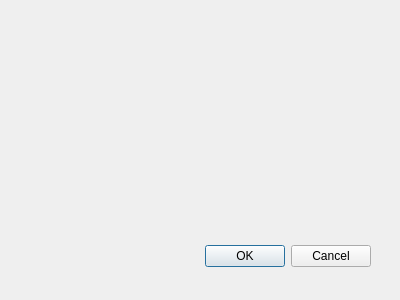
Qt form Qt/dialog.ui (Kroshy1984/Margarita) before a commit.
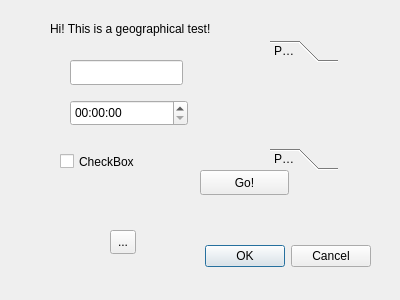
The same form after that commit.

The edit to the form file:
```diff
--- a/Qt/dialog.ui
+++ b/Qt/dialog.ui
@@ -31,6 +31,117 @@
     <set>QDialogButtonBox::Cancel|QDialogButtonBox::Ok</set>
    </property>
   </widget>
+  <widget class="QLabel" name="label">
+   <property name="geometry">
+    <rect>
+     <x>50</x>
+     <y>20</y>
+     <width>221</width>
+     <height>17</height>
+    </rect>
+   </property>
+   <property name="text">
+    <string>Hi! This is a geographical test!</string>
+   </property>
+  </widget>
+  <widget class="QPushButton" name="pushButton">
+   <property name="geometry">
+    <rect>
+     <x>200</x>
+     <y>170</y>
+     <width>89</width>
+     <height>25</height>
+    </rect>
+   </property>
+   <property name="text">
+    <string>Go!</string>
+   </property>
+  </widget>
+  <widget class="QLineEdit" name="lineEdit">
+   <property name="geometry">
+    <rect>
+     <x>70</x>
+     <y>60</y>
+     <width>113</width>
+     <height>25</height>
+    </rect>
+   </property>
+  </widget>
+  <widget class="QTimeEdit" name="timeEdit">
+   <property name="geometry">
+    <rect>
+     <x>70</x>
+     <y>100</y>
+     <width>118</width>
+     <height>26</height>
+    </rect>
+   </property>
+  </widget>
+  <widget class="QToolButton" name="toolButton">
+   <property name="geometry">
+    <rect>
+     <x>110</x>
+     <y>230</y>
+     <width>26</width>
+     <height>24</height>
+    </rect>
+   </property>
+   <property name="text">
+    <string>...</string>
+   </property>
+  </widget>
+  <widget class="QCheckBox" name="checkBox">
+   <property name="geometry">
+    <rect>
+     <x>60</x>
+     <y>150</y>
+     <width>92</width>
+     <height>23</height>
+    </rect>
+   </property>
+   <property name="text">
+    <string>CheckBox</string>
+   </property>
+  </widget>
+  <widget class="QToolBox" name="toolBox">
+   <property name="geometry">
+    <rect>
+     <x>270</x>
+     <y>40</y>
+     <width>68</width>
+     <height>130</height>
+    </rect>
+   </property>
+   <property name="currentIndex">
+    <number>0</number>
+   </property>
+   <widget class="QWidget" name="page">
+    <property name="geometry">
+     <rect>
+      <x>0</x>
+      <y>0</y>
+      <width>68</width>
+      <height>68</height>
+     </rect>
+    </property>
+    <attribute name="label">
+     <string>Page 1</string>
+    </attribute>
+   </widget>
+   <widget class="QWidget" name="page_2">
+    <property name="geometry">
+     <rect>
+      <x>0</x>
+      <y>0</y>
+      <width>68</width>
+      <height>68</height>
+     </rect>
+    </property>
+    <attribute name="label">
+     <string>Page 2</string>
+    </attribute>
+   </widget>
+  </widget>
  </widget>
  <pixmapfunction/>
  <resources/>
```
Left out of the diff: 9 changed lines with no effect on the pictures.
